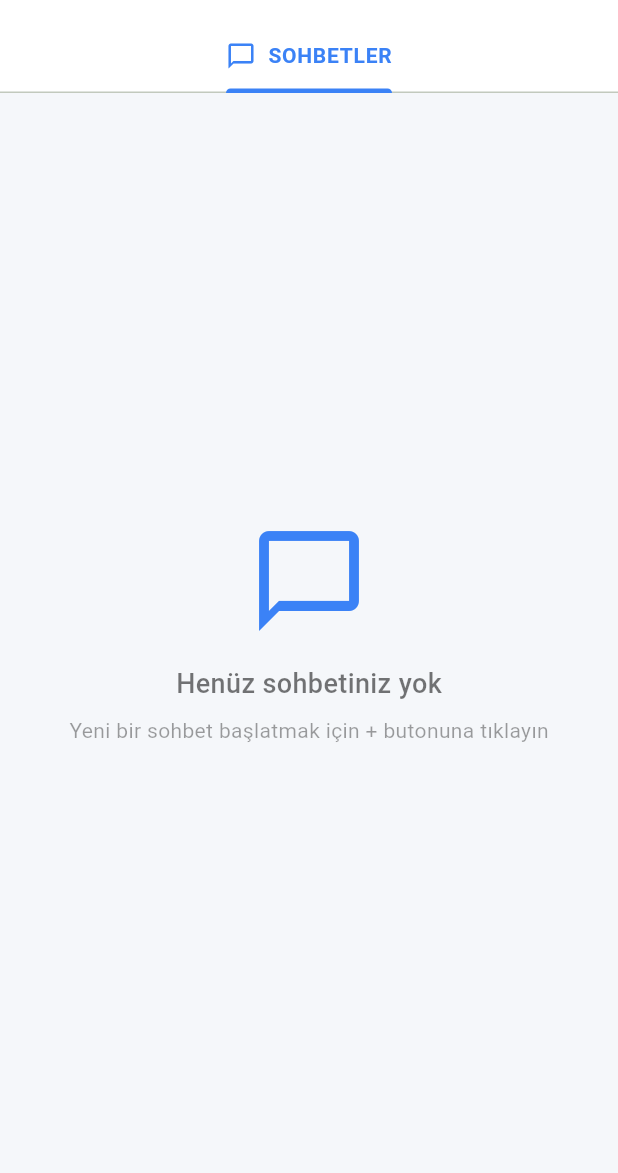
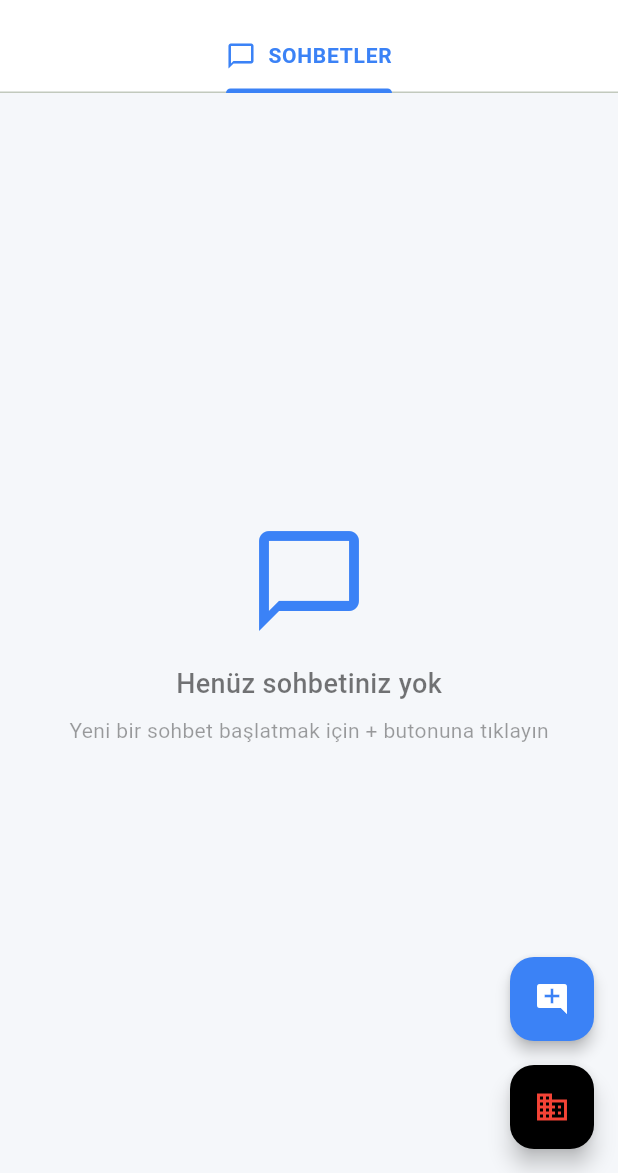
Before and after one commit to gorkemoa/miss_you_message, a Flutter app: the screen it shows after launch, on a phone screen of 412 x 824 dp, the part 63-1236 px from its top. Run offline on Flutter 3.47's test engine with Material 3 defaults, Android fonts, the light colour scheme and no system bars; our stand-ins replace file_picker, shared_preferences.

Commit message:
Brutal Ürün Stratejisti servisi eklendi, ana uygulama yapılandırması güncellendi ve yeni rota tanımlandı. Ayrıca, sohbet listesi ekranına yeni bir FloatingActionButton eklendi.

```diff
--- a/lib/main.dart
+++ b/lib/main.dart
@@ -2,7 +2,9 @@ import 'package:flutter/material.dart';
 import 'package:provider/provider.dart';
 import 'service/chat_service.dart';
 import 'service/gemini_service.dart';
+import 'service/brutal_product_strategist_service.dart';
 import 'view/chat_list_screen.dart';
+import 'view/brutal_product_strategist_screen.dart';
 import 'viewmodel/chat_list_viewmodel.dart';
 
 void main() {
@@ -22,6 +24,9 @@ class MyApp extends StatelessWidget {
         Provider<GeminiService>(
           create: (_) => GeminiService(), // Gemini API ana servis olarak kullanılacak
         ),
+        Provider<BrutalProductStrategistService>(
+          create: (_) => BrutalProductStrategistService(), // Acımasız Ürün Stratejisti servisi
+        ),
         ChangeNotifierProxyProvider2<ChatService, GeminiService, ChatListViewModel>(
           create: (context) => ChatListViewModel(
             Provider.of<ChatService>(context, listen: false),
@@ -32,12 +37,16 @@ class MyApp extends StatelessWidget {
         ),
       ],
       child: MaterialApp(
-        title: 'WhatsApp AI Sohbet',
+        title: 'WhatsApp & AI Araçları',
         theme: ThemeData(
           colorScheme: ColorScheme.fromSeed(seedColor: Colors.green),
           useMaterial3: true,
         ),
-        home: const ChatListScreen(),
+        initialRoute: '/',
+        routes: {
+          '/': (context) => const ChatListScreen(),
+          '/brutal_strategist': (context) => const BrutalProductStrategistScreen(),
+        },
       ),
     );
   }
--- a/lib/service/brutal_product_strategist_service.dart
+++ b/lib/service/brutal_product_strategist_service.dart
@@ -8,14 +8,13 @@ import '../model/product_idea_model.dart';
 class BrutalProductStrategistService {
   // Gemini API anahtarı ve uç noktası
   final String apiKey = 'AIzaSyBX45bSMGa_ZESwBsJKj0xTNt-lSIXCBgg'; // TODO: Kendi API anahtarınızı ekleyin
-  final String apiUrl =
-      'https://generativelanguage.googleapis.com/v1beta/models/gemini-2.0-pro:generateContent';
+  final String apiUrl ='https://generativelanguage.googleapis.com/v1beta/models/gemini-2.0-flash:generateContent';
   final Uuid _uuid = Uuid();
   final Random _random = Random();
 
   // Maliyet hesaplama değişkenleri
-  final double _inputTokenCost = 0.000375; // USD per 1K token (Gemini-2.0-pro)
-  final double _outputTokenCost = 0.001125; // USD per 1K token (Gemini-2.0-pro)
+  final double _inputTokenCost = 0.000375; // USD per 1K token (Gemini-1.5-pro)
+  final double _outputTokenCost = 0.001125; // USD per 1K token (Gemini-1.5-pro)
   final double _usdToTryRate = 40.0; // Dolar-TL kuru
 
   BrutalProductStrategistService();
--- a/lib/view/chat_list_screen.dart
+++ b/lib/view/chat_list_screen.dart
@@ -126,8 +126,15 @@ class _ChatListScreenState extends State<ChatListScreen> with SingleTickerProvid
                 ],
               ),
             ),
-         floatingActionButton: viewModel.contacts.isNotEmpty
-                ? FloatingActionButton(
+            body: TabBarView(
+              children: [
+                _buildChatList(viewModel, isDarkMode),
+              ],
+            ),
+            floatingActionButton: Column(
+              mainAxisAlignment: MainAxisAlignment.end,
+              children: [
+                FloatingActionButton(
                   onPressed: () {
                     _fabAnimationController.forward(from: 0.0);
                     _showImportDialog(context, viewModel);
@@ -146,11 +153,17 @@ class _ChatListScreenState extends State<ChatListScreen> with SingleTickerProvid
                       );
                     },
                   ),
-                  )
-                : null,
-            body: TabBarView(
-              children: [
-                _buildChatList(viewModel, isDarkMode),
+                ),
+                const SizedBox(height: 16),
+                FloatingActionButton(
+                  heroTag: "brutalStrategist",
+                  backgroundColor: Colors.black,
+                  foregroundColor: Colors.red,
+                  onPressed: () {
+                    Navigator.pushNamed(context, '/brutal_strategist');
+                  },
+                  child: const Icon(Icons.business),
+                ),
               ],
             ),
           );
```
Lines whose indentation alone changed are shown as unchanged.
